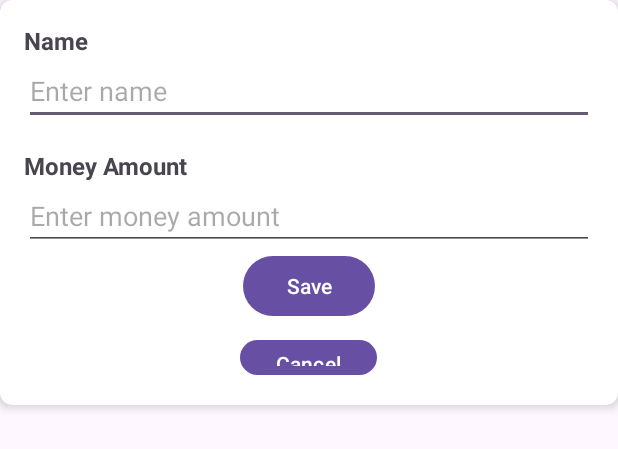
After one commit to ginafiles/DebtLog, an Android app: the layout fragment_edit_debt.xml on its own in the app's theme, with its tools: preview values and no code run, on a phone screen of 412 x 824 dp. The commit adds this screen. Shown: the top 449 px of the screen. Run offline under Robolectric (Android 15) with nearby library versions, the phone set to English and light mode, and no system bars.

Commit message:
Menambahkan CRUD

```diff
--- a/app/src/main/java/com/ginamelinia/debtlog/debtlog/repository/DebtsRepository.kt
+++ b/app/src/main/java/com/ginamelinia/debtlog/debtlog/repository/DebtsRepository.kt
@@ -6,5 +6,7 @@ import com.ginamelinia.debtlog.repository.local.room.entity.DebtEntity
 interface DebtsRepository{
     val selectAllDebts: LiveData<List<DebtEntity>>
     suspend fun addDebt(debtEntity: DebtEntity)
+    suspend fun updateDebt(debtEntity: DebtEntity)
+    suspend fun deleteDebt(debtEntity: DebtEntity)
 
 }
--- a/app/src/main/java/com/ginamelinia/debtlog/debtlog/repository/local/room/database/DebtDatabase.kt
+++ b/app/src/main/java/com/ginamelinia/debtlog/debtlog/repository/local/room/database/DebtDatabase.kt
@@ -9,7 +9,7 @@ import com.ginamelinia.debtlog.repository.local.room.entity.DebtEntity
 abstract class DebtDatabase : RoomDatabase(){
 
     companion object {
-        const val DATABASE_NAME = "noteDB"
+        const val DATABASE_NAME = "debtDB"
     }
-    abstract fun noteDao(): DebtDAO
+    abstract fun debtDao(): DebtDAO
 }
--- /dev/null
+++ b/app/src/main/res/layout/fragment_edit_debt.xml
@@ -0,0 +1,63 @@
+<?xml version="1.0" encoding="utf-8"?>
+<androidx.cardview.widget.CardView xmlns:android="http://schemas.android.com/apk/res/android"
+    android:layout_width="match_parent"
+    android:layout_height="270dp"
+    xmlns:app="http://schemas.android.com/apk/res-auto"
+    xmlns:tools="http://schemas.android.com/tools"
+    app:cardCornerRadius="8dp"
+    app:cardElevation="4dp"
+    android:id="@+id/cardViewAddDebt">
+
+    <androidx.appcompat.widget.LinearLayoutCompat
+        android:layout_width="match_parent"
+        android:layout_height="match_parent"
+        android:orientation="vertical"
+        android:padding="16dp">
+
+        <TextView
+            android:id="@+id/tvNameLabel"
+            android:layout_width="wrap_content"
+            android:layout_height="wrap_content"
+            android:text="Name"
+            android:textSize="16sp"
+            android:textStyle="bold" />
+
+        <EditText
+            android:id="@+id/edtName"
+            android:layout_width="match_parent"
+            android:layout_height="wrap_content"
+            android:hint="Enter name" />
+
+        <TextView
+            android:id="@+id/tvMoneyAmountLabel"
+            android:layout_width="wrap_content"
+            android:layout_height="wrap_content"
+            android:text="Money Amount"
+            android:textSize="16sp"
+            android:textStyle="bold"
+            android:layout_marginTop="16dp" />
+
+        <EditText
+            android:id="@+id/edtMoneyAmount"
+            android:layout_width="match_parent"
+            android:layout_height="wrap_content"
+            android:inputType="numberDecimal"
+            android:hint="Enter money amount" />
+
+        <Button
+            android:id="@+id/btnSave"
+            android:layout_width="wrap_content"
+            android:layout_height="wrap_content"
+            android:text="Save"
+            android:layout_gravity="center"/>
+
+        <Button
+            android:id="@+id/btnCancel"
+            android:layout_width="wrap_content"
+            android:layout_height="wrap_content"
+            android:text="Cancel"
+            android:layout_gravity="center"
+            android:layout_marginTop="8dp"/>
+    </androidx.appcompat.widget.LinearLayoutCompat>
+
+</androidx.cardview.widget.CardView>
--- a/app/src/main/res/layout/fragment_home.xml
+++ b/app/src/main/res/layout/fragment_home.xml
@@ -3,8 +3,7 @@
     xmlns:tools="http://schemas.android.com/tools"
     android:layout_width="match_parent"
     android:layout_height="match_parent"
-    xmlns:app="http://schemas.android.com/apk/res-auto"
-    tools:context=".HomeFragment">
+    xmlns:app="http://schemas.android.com/apk/res-auto">
 
     <TextView
         android:id="@+id/textGreeting"
--- /dev/null
+++ b/app/src/main/res/values/dimens.xml
@@ -0,0 +1,4 @@
+<?xml version="1.0" encoding="utf-8"?>
+<resources>
+    <dimen name="dialog_width">320dp</dimen>
+</resources>
--- a/app/src/main/res/values/styles.xml
+++ b/app/src/main/res/values/styles.xml
@@ -5,4 +5,9 @@
         <item name="cornerSize">50%</item>
         <item name="color">@color/black</item>
     </style>
+
+    <style name="DialogStyle">
+        <item name="android:background">@drawable/dialog_background</item>
+    </style>
+
 </resources>
```
Also changed, not shown: app/src/main/java/com/ginamelinia/debtlog/debtlog/page/adapter/DebtAdapter.kt (+12 -6 lines), app/src/main/java/com/ginamelinia/debtlog/debtlog/page/adapter/DebtDiffCallback.kt (+6 -6 lines), app/src/main/java/com/ginamelinia/debtlog/debtlog/page/adapter/DebtViewHolder.kt (+19 -7 lines), app/src/main/java/com/ginamelinia/debtlog/debtlog/page/fragment/AddDebtDialogFragment.kt (added, +74 -0 lines), app/src/main/java/com/ginamelinia/debtlog/debtlog/page/fragment/EditDebtDialogFragment.kt (added, +74 -0 lines), app/src/main/java/com/ginamelinia/debtlog/debtlog/page/fragment/HomeFragment.kt (+60 -5 lines), app/src/main/java/com/ginamelinia/debtlog/debtlog/page/fragment/HomeViewModel.kt (+17 -23 lines), app/src/main/java/com/ginamelinia/debtlog/debtlog/repository/local/LocalRepository.kt (+9 -1 lines), app/src/main/java/com/ginamelinia/debtlog/debtlog/repository/local/room/dao/DebtDAO.kt (+8 -0 lines), app/src/main/res/drawable/dialog_background.xml (added, +9 -0 lines), app/src/main/res/layout/fragment_add_debt.xml (added, +54 -0 lines).
